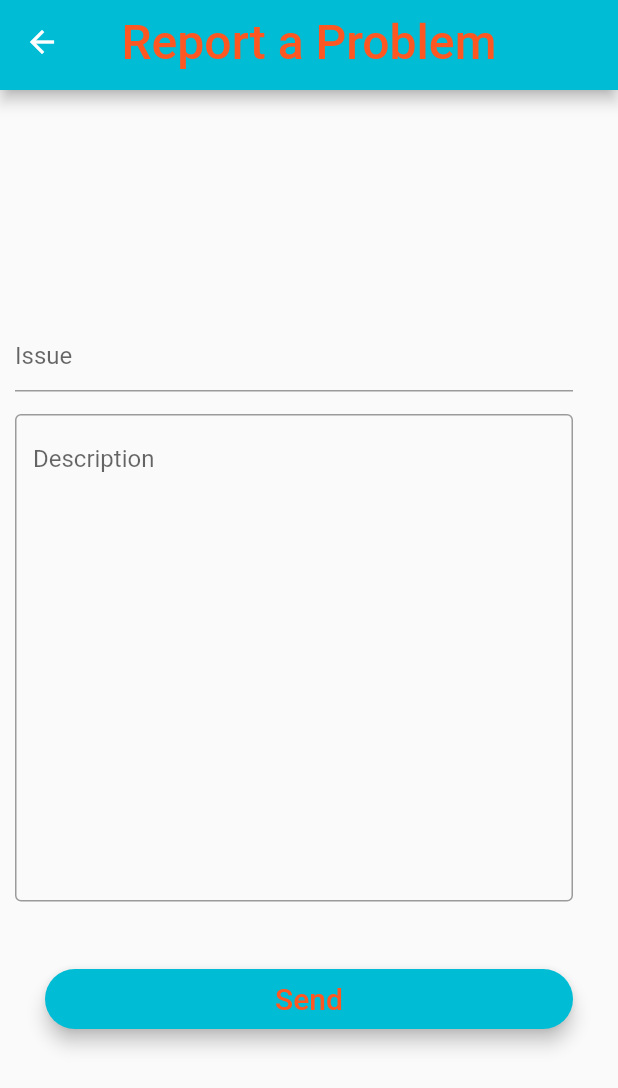
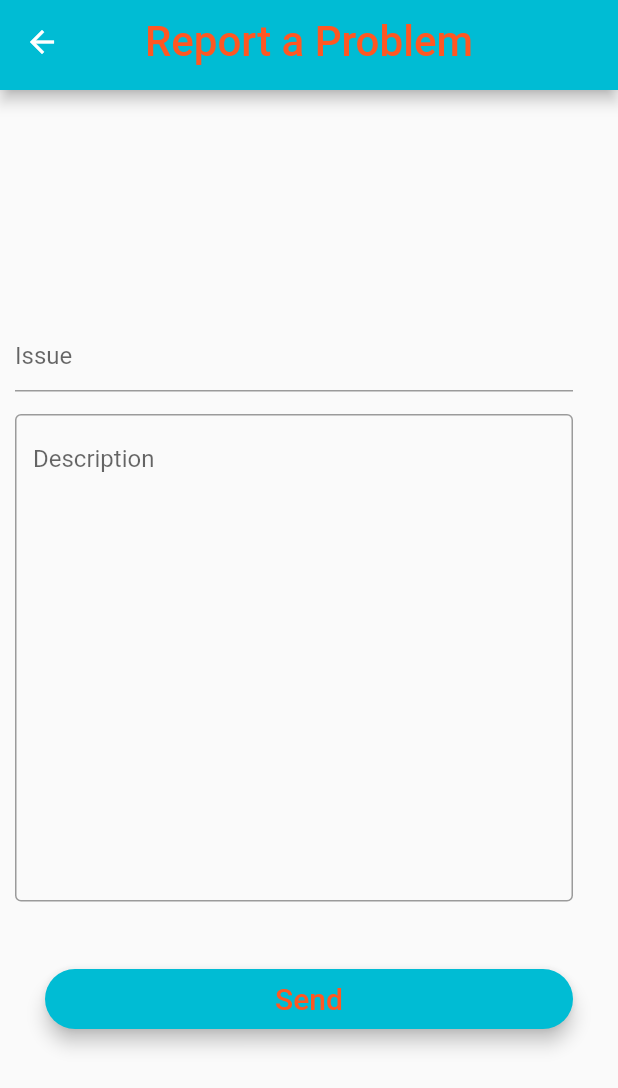
Before and after one commit to jonyataco/Toto-CEN5035, a Flutter app: the ReportProblemPage screen opened directly, on a phone screen of 412 x 824 dp. Shown: the top 1088 px of the screen. Run offline on Flutter 3.47's test engine with Material 2 defaults, Android fonts, the phone set to English and light mode, and no system bars; our stand-ins replace dynamic_theme, firebase_auth, firebase_database, firebase_storage, flutter_datetime_picker, google_sign_in and 2 more; missing offline and left inert: flutter_auth_buttons, flutter_vlc_player; accounts and stored records are empty.

Commit message:
Update TotoAppBar.dart

```diff
--- a/lib/Authentication Pages/Widgets/TotoAppBar.dart
+++ b/lib/Authentication Pages/Widgets/TotoAppBar.dart
@@ -15,7 +15,7 @@ class TotoAppBar extends StatelessWidget implements PreferredSizeWidget{
         titleText,
         textAlign: TextAlign.center,
         style: TextStyle(
-          fontSize: 32,
+          fontSize: 28,
           color: Colors.deepOrange
         ),
       ),
```
